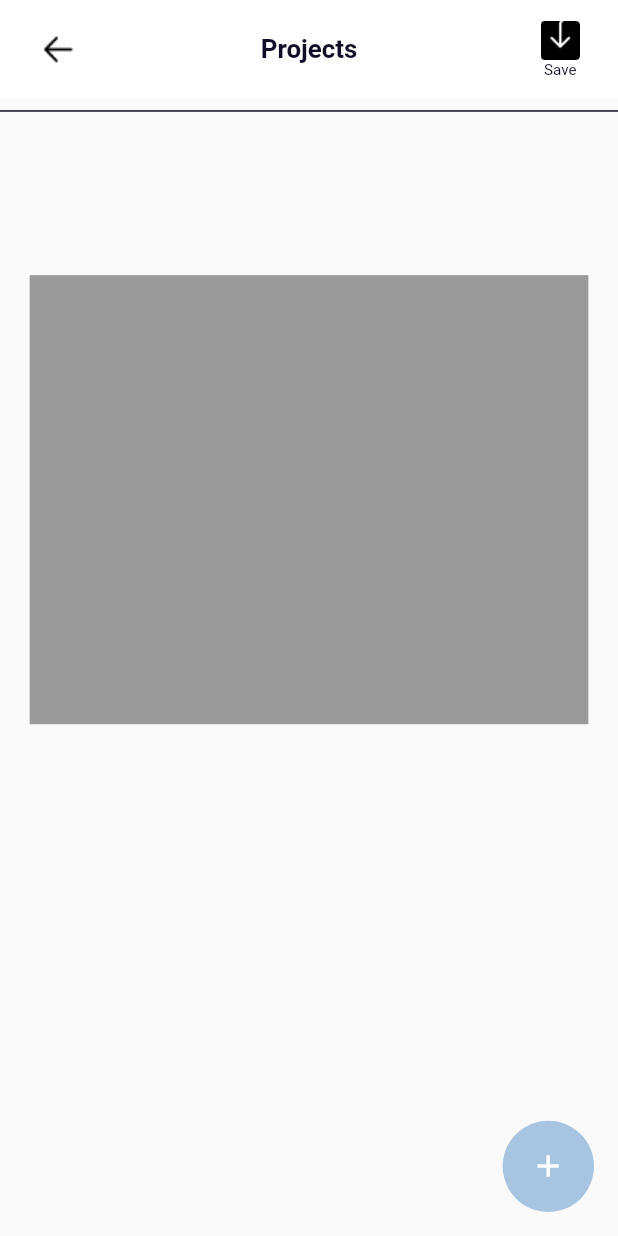
After one commit to Sabahat06/timmarkus, a Flutter app: the HomeScreenTab screen opened directly, after a tap on "For You", on a phone screen of 412 x 824 dp. The commit adds this screen. Run offline on Flutter 3.47's test engine with Material 2 defaults, Android fonts, the phone set to English and light mode, and no system bars; our stand-ins replace flutter_screenutil, get; missing offline and left inert: intro_screen_onboarding_flutter.

Commit message:
Last Changes

```diff
--- a/lib/screens/home_pages/home_screen_tab.dart
+++ b/lib/screens/home_pages/home_screen_tab.dart
@@ -1,5 +1,4 @@
 import 'dart:math';
-
 import 'package:flutter/cupertino.dart';
 import 'package:flutter/material.dart';
 import 'package:flutter_screenutil/src/size_extension.dart';
@@ -7,6 +6,7 @@ import 'package:get/get.dart';
 import 'package:timmarkus/app_config/app_colors.dart';
 import 'package:timmarkus/app_config/styles.dart';
 import 'package:timmarkus/controller%20/home_screen_tab_controller.dart';
+import 'package:timmarkus/screens/mockup_screen/mockup_screen.dart';
 import 'package:timmarkus/widgets/my_text_field.dart';
 
 class HomeScreenTab extends StatelessWidget {
@@ -161,7 +161,11 @@ class HomeScreenTab extends StatelessWidget {
   }
 
   renderingRowData(Map data) {
-    return Column(
+    return GestureDetector(
+      onTap: () {
+        Get.to(MockupScreen());
+      },
+      child: Column(
         mainAxisAlignment: MainAxisAlignment.center,
         children: [
           Container(
@@ -178,6 +182,7 @@ class HomeScreenTab extends StatelessWidget {
           SizedBox(height: 5.h,),
           Text(data['title'], style: Styles.myTextStyle(fontSize: 12.sp, color: Colors.white,),),
         ],
+      ),
     );
   }
 
--- /dev/null
+++ b/lib/screens/mockup_screen/mockup_screen.dart
@@ -0,0 +1,134 @@
+import 'package:flutter/material.dart';
+import 'package:flutter_screenutil/src/size_extension.dart';
+import 'package:get/get.dart';
+import 'package:timmarkus/app_config/app_colors.dart';
+import 'package:timmarkus/app_config/styles.dart';
+import 'package:timmarkus/controller%20/home_screen_tab_controller.dart';
+
+class MockupScreen extends StatelessWidget {
+  HomeScreenTabController controller = HomeScreenTabController();
+
+  @override
+  Widget build(BuildContext context) {
+    return SafeArea(
+      child: Scaffold(
+        body: Column(
+          children: [
+            Container(
+              width: double.infinity,
+              height: 65.h,
+              color: Colors.white,
+              child: Center(
+                child: Padding(
+                  padding: EdgeInsets.symmetric(horizontal: 23.w),
+                  child: Row(
+                    mainAxisAlignment: MainAxisAlignment.spaceBetween,
+                    children: [
+                      GestureDetector(
+                        onTap: () {Get.back();},
+                        child: Container(
+                          height: 27.sp,
+                          width: 26.sp,
+                          decoration: const BoxDecoration(
+                              image: DecorationImage(
+                                image: AssetImage("assets/icon/back_icon.png"),
+                              )
+                          ),
+                        ),
+                      ),
+                      Text('Projects', style: Styles.myTextStyle(fontSize: 17.sp, fontWeight: FontWeight.w700,),),
+                      Column(
+                        mainAxisAlignment: MainAxisAlignment.center,
+                        crossAxisAlignment: CrossAxisAlignment.center,
+                        children: [
+                          GestureDetector(
+                            // onTap: () {Get.back();},
+                            child: Container(
+                              height: 27.sp,
+                              width: 26.sp,
+                              decoration: const BoxDecoration(
+                                image: DecorationImage(
+                                  image: AssetImage("assets/icon/arrow_down.png"),
+                                )
+                              ),
+                            ),
+                          ),
+                          SizedBox(width: 7.w,),
+                          Text('Save', style: Styles.myTextStyle(fontSize: 10.sp, fontWeight: FontWeight.w400,),),
+                        ],
+                      ),
+                    ],
+                  ),
+                ),
+              ),
+            ),
+            Divider(color: AppColors.blackColor, thickness: 1.sp,),
+            SizedBox(height: 100.h,),
+            Padding(
+              padding: EdgeInsets.symmetric(horizontal: 18.w),
+              child: Container(
+                height: 295.h,
+                width: double.infinity,
+                color: AppColors.greyColor,
+              ),
+            ),
+          ],
+        ),
+        floatingActionButton: Column(
+          mainAxisAlignment: MainAxisAlignment.end,
+          children: [
+            GestureDetector(
+              onTap: () {},
+              child: Container(
+                width: 60.sp,
+                height: 60.sp,
+                decoration: const BoxDecoration(
+                  shape: BoxShape.circle,
+                  color: AppColors.primaryColor,
+                ),
+                child: const Center(
+                  child: Icon(Icons.add, color: Colors.white,),
+                ),
+              ),
+            ),
+          ],
+        ),
+      ),
+    );
+  }
+
+  renderingRecentData(Map data) {
+    return Container(
+      height: 105.sp,
+      width: 130.sp,
+      decoration: BoxDecoration(
+          color: AppColors.primaryColor,
+          borderRadius: BorderRadius.circular(15.sp),
+          image: DecorationImage(
+            image: AssetImage(data['imagePath']),
+          )
+      ),
+    );
+  }
+
+  renderBox({String? imagePath, String? title}) {
+    return Column(
+      crossAxisAlignment: CrossAxisAlignment.start,
+      children: [
+        Container(
+          height: 60.h,
+          width: 60.w,
+          decoration: BoxDecoration(
+              borderRadius: BorderRadius.circular(15.sp),
+              color: AppColors.primaryColor,
+              image: DecorationImage(
+                image: AssetImage(imagePath!),
+              )
+          ),
+        ),
+        SizedBox(height: 8.h,),
+        Text(title!, style: Styles.myTextStyle(fontSize: 15.sp),)
+      ],
+    );
+  }
+}
```
Also changed, not shown: assets/icon/arrow_down.png (added), 9 other files. Lines whose indentation alone changed are shown as unchanged.
